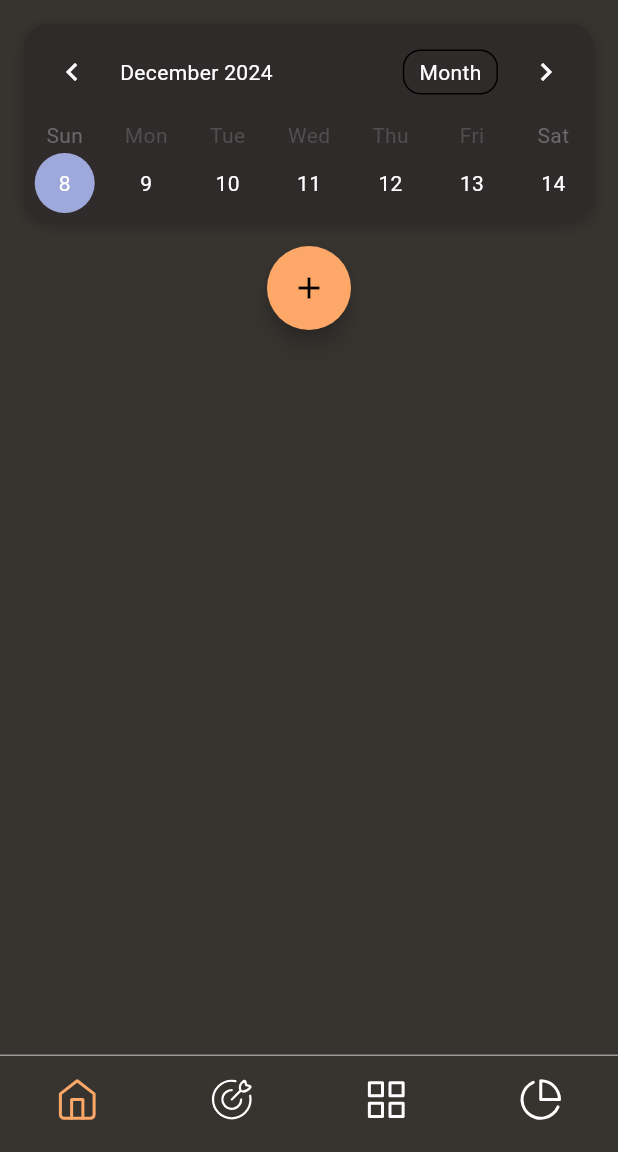
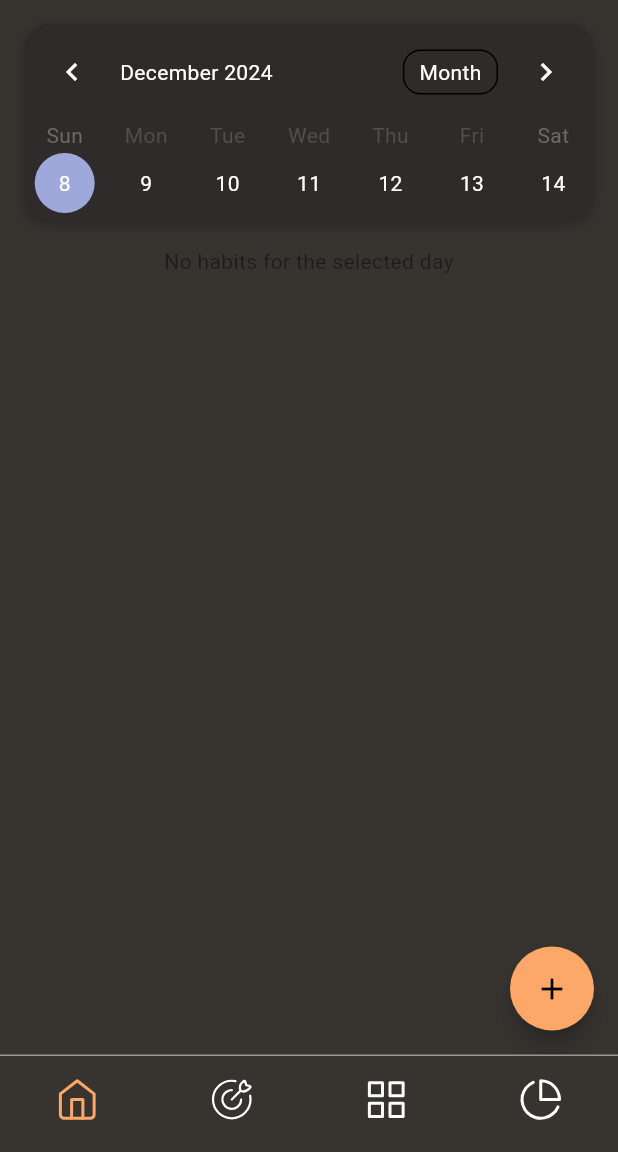
Before and after one commit to masterofannihilation/Habitter, a Flutter app: the screen it shows after launch, on a phone screen of 412 x 824 dp, the part 84-1236 px from its top. Run offline on Flutter 3.47's test engine with Material 3 defaults, Android fonts, the phone set to English and light mode, and no system bars; drawn by our look-alikes of table_calendar; our stand-ins replace flutter_svg, google_fonts, hive, hive_flutter; accounts and stored records are empty.

Commit message:
adding habits working with new model

```diff
--- a/lib/main.dart
+++ b/lib/main.dart
@@ -3,32 +3,30 @@ import 'package:habitter_itu/views/category_page.dart';
 import 'package:hive_flutter/hive_flutter.dart';
 import 'package:hive/hive.dart';
 import 'package:provider/provider.dart';
-
 import 'package:table_calendar/table_calendar.dart';
-
 import 'views/components/appbar.dart';
 import 'package:habitter_itu/constants.dart';
-
 import 'views/components/bottom_bar.dart';
 import 'views/components/add_button.dart';
 import 'package:habitter_itu/views/profile_page.dart';
 import 'views/components/add_habit.dart';
-
 import 'package:flutter_svg/flutter_svg.dart';
 import 'models/category.dart';
+import 'models/habit.dart';
 import 'models/schedule.dart';
-import 'models/habit.dart';
+import 'controllers/habit_controller.dart';
 
 void main() async {
   WidgetsFlutterBinding.ensureInitialized();
-
   await Hive.initFlutter();
-
   Hive.registerAdapter(HabitAdapter());
-  await Hive.openBox<Habit>('habits');
-
   Hive.registerAdapter(CategoryAdapter());
   Hive.registerAdapter(ScheduleAdapter());
+
+  Hive.registerAdapter(FrequencyUnitAdapter());
+  Hive.registerAdapter(ScheduleTypeAdapter());
+
+  await Hive.openBox<Habit>('habits');
 
   runApp(MyApp());
 }
@@ -58,13 +56,20 @@ class _MyHomePageState extends State<MyHomePage> {
   DateTime _focusedDay = DateTime.now();
   DateTime? _selectedDay;
 
-  final Box<Habit> _habitBox = Hive.box<Habit>('habits');
+  final HabitController _habitController = HabitController();
 
-  List<Habit> get _selectedDayHabits {
+  @override
+  void initState() {
+    super.initState();
+    _habitController.init();
+  }
+
+  Future<List<Habit>> get _selectedDayHabits async {
     if (_selectedDay == null) {
       return [];
     }
-    return _habitBox.values.where((habit) {
+    List<Habit> habits = await _habitController.getHabits();
+    return habits.where((habit) {
       return isSameDay(habit.startDate, _selectedDay);
     }).toList();
   }
@@ -74,15 +79,19 @@ class _MyHomePageState extends State<MyHomePage> {
     return Scaffold(
       backgroundColor: backgroundColor,
       appBar: CustomAppBar(),
-      body: Column(
+      body: Stack(
+        children: [
+          SingleChildScrollView(
+            child: Column(
               children: [
                 Padding(
-            padding:
-                const EdgeInsets.all(16.0), // Add padding around the container
+                  padding: const EdgeInsets.all(
+                      16.0), // Add padding around the container
                   child: Container(
                     decoration: BoxDecoration(
                       color: habitColor, // Background color of the container
-                borderRadius: BorderRadius.circular(16.0), // Rounded corners
+                      borderRadius:
+                          BorderRadius.circular(16.0), // Rounded corners
                       boxShadow: [
                         BoxShadow(
                           color: Colors.black26,
@@ -116,14 +125,14 @@ class _MyHomePageState extends State<MyHomePage> {
                         _focusedDay = focusedDay;
                       },
                       calendarStyle: CalendarStyle(
-                  defaultTextStyle:
-                      TextStyle(color: Colors.white), // Default text color
-                  weekendTextStyle:
-                      TextStyle(color: Colors.white), // Weekend text color
-                  selectedTextStyle:
-                      TextStyle(color: Colors.white), // Selected day text color
-                  todayTextStyle:
-                      TextStyle(color: Colors.white), // Today's date text color
+                        defaultTextStyle: TextStyle(
+                            color: Colors.white), // Default text color
+                        weekendTextStyle: TextStyle(
+                            color: Colors.white), // Weekend text color
+                        selectedTextStyle: TextStyle(
+                            color: Colors.white), // Selected day text color
+                        todayTextStyle: TextStyle(
+                            color: Colors.white), // Today's date text color
                       ),
                       headerStyle: HeaderStyle(
                         titleTextStyle:
@@ -138,33 +147,86 @@ class _MyHomePageState extends State<MyHomePage> {
                     ),
                   ),
                 ),
-
-          // ..._selectedDayHabits.map((habit) => ListTile(
-          //       tileColor: habitColor, // Set the tile color here
-          //       title: Text(habit.name),
-          //       trailing: Checkbox(
-          //         value: habit.isDone,
-          //         onChanged: (bool? value) {
-          //           setState(() {
-          //             habit.isDone = value!;
-          //             habit.save();
-          //           });
-          //         },
-          //       ),
-          //     )),
-          // TODO: dajte to dole doprava hosi
-
-          AddButton(onPressed: () {
-            Navigator.of(context).push(
-              MaterialPageRoute(
-                builder: (context) => AddHabitDialog(),
+                FutureBuilder<List<Habit>>(
+                  future: _selectedDayHabits,
+                  builder: (context, snapshot) {
+                    if (snapshot.connectionState == ConnectionState.waiting) {
+                      return CircularProgressIndicator();
+                    } else if (snapshot.hasError) {
+                      return Text('Error: ${snapshot.error}');
+                    } else if (!snapshot.hasData || snapshot.data!.isEmpty) {
+                      return Text('No habits for the selected day');
+                    } else {
+                      return Column(
+                        children: snapshot.data!.map((habit) {
+                          return Padding(
+                            padding: const EdgeInsets.symmetric(
+                                vertical: 4.0, horizontal: 20.0),
+                            child: Container(
+                              height: 80.0, // Set the height of the container
+                              decoration: BoxDecoration(
+                                color: habitColor, // Set the tile color here
+                                borderRadius: BorderRadius.circular(
+                                    12.0), // Rounded corners
+                              ),
+                              child: ListTile(
+                                contentPadding: EdgeInsets.symmetric(
+                                    horizontal: 16.0, vertical: 8.0),
+                                title: Text(
+                                  habit.title,
+                                  style: TextStyle(
+                                    color: Colors.white, // Set the text color
+                                    fontSize: 18.0, // Increase the font size
+                                  ),
+                                ),
+                                trailing: Checkbox(
+                                  value: habit.isDone,
+                                  onChanged: (value) {
+                                    setState(() {
+                                      habit.isDone = value!;
+                                      _habitController.updateHabit(
+                                          habit.key as int, habit);
+                                    });
+                                  },
+                                  activeColor:
+                                      Colors.white, // Set the active color
+                                  checkColor: habitColor, // Set the check color
+                                ),
+                              ),
                             ),
                           );
-          }),
+                        }).toList(),
+                      );
+                    }
+                  },
+                ),
               ],
             ),
-      bottomNavigationBar: BottomBar(),
-      floatingActionButtonLocation: FloatingActionButtonLocation.centerDocked,
+          ),
+          Align(
+            alignment: Alignment.bottomRight,
+            child: Padding(
+              padding: const EdgeInsets.all(16.0),
+              child: AddButton(
+                onPressed: _showAddHabitDialog,
+                // child: Icon(Icons.add),
+              ),
+            ),
+          ),
+        ],
+      ),
+      bottomNavigationBar: BottomBar(
+        selectedIndex: 0,
+      ),
+    );
+  }
+
+  void _showAddHabitDialog() {
+    showDialog(
+      context: context,
+      builder: (BuildContext context) {
+        return AddHabitDialog();
+      },
     );
   }
 }
--- a/lib/models/habit.dart
+++ b/lib/models/habit.dart
@@ -4,12 +4,6 @@ import 'schedule.dart'; // Assuming you have a schedule.dart file
 import 'category.dart'; // Assuming you have a category.dart file
 
 part 'habit.g.dart';
-
-// enum ScheduleType {
-//   periodic, // Habit occurs periodically (e.g., every day)
-//   statical, // Habit occurs on specific days (e.g., every Monday)
-//   interval // Habit occurs on a specific interval (e.g., every 4 days)
-// }
 
 @HiveType(typeId: 0)
 class Habit extends HiveObject {
@@ -34,13 +28,17 @@ class Habit extends HiveObject {
   @HiveField(6)
   DateTime startDate;
 
+  @HiveField(7)
+  Category category;
+
   Habit({
     required this.title,
     required this.schedule,
     this.reminder = false,
-    this.description = '',
+    this.description = "",
     DateTime? reminderTime,
     DateTime? startDate,
+    required this.category,
   })  : this.reminderTime = reminderTime ?? DateTime.now(),
         this.startDate = startDate ?? DateTime.now(),
         this.completionStatus = {};
--- a/lib/models/schedule.dart
+++ b/lib/models/schedule.dart
@@ -2,11 +2,27 @@ import 'package:hive/hive.dart';
 
 part 'schedule.g.dart';
 
-enum ScheduleType { periodic, statical, interval }
+@HiveType(typeId: 3)
+enum FrequencyUnit {
+  @HiveField(0)
+  days,
+  @HiveField(1)
+  weeks,
+  @HiveField(2)
+  months
+}
 
-enum FrequencyUnit { days, weeks, months }
+@HiveType(typeId: 4)
+enum ScheduleType {
+  @HiveField(0)
+  periodic,
+  @HiveField(1)
+  statical,
+  @HiveField(2)
+  interval
+}
 
-@HiveType(typeId: 3)
+@HiveType(typeId: 2)
 class Schedule extends HiveObject {
   @HiveField(0)
   ScheduleType type;
```
Also changed, not shown: lib/views/components/add_habit.dart (+6 -21 lines), lib/models/habit.g.dart, lib/models/schedule.g.dart. Lines whose indentation alone changed are shown as unchanged.
